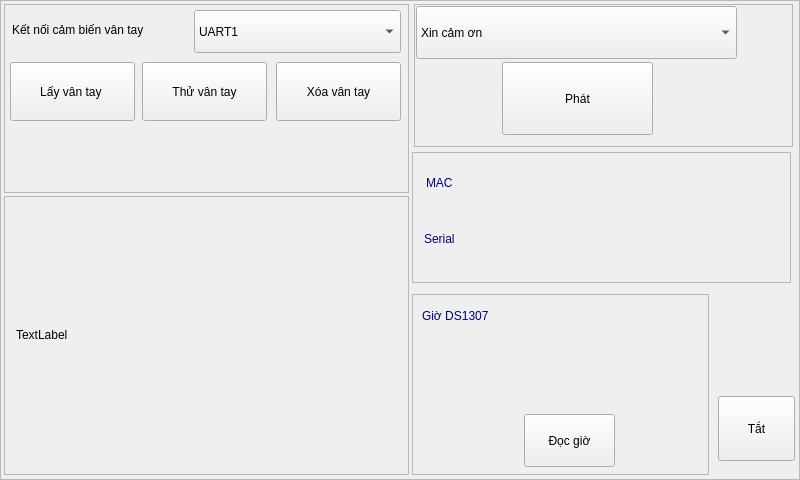
Above: Ui/MainScreen.ui from Lam-dev/ETM_ELT_deviceTest before the change. Below: the same form after it.
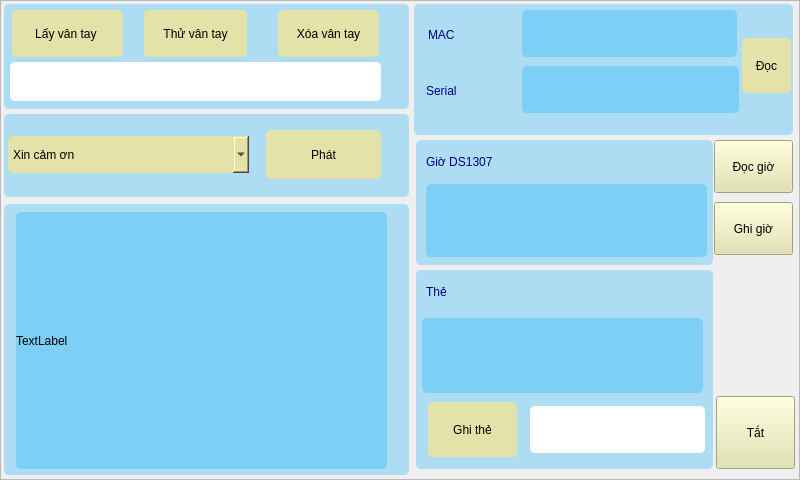
That is the form after the change.

The edit to the form file:
```diff
--- a/Ui/MainScreen.ui
+++ b/Ui/MainScreen.ui
@@ -38,62 +38,32 @@
      <x>4</x>
      <y>4</y>
      <width>405</width>
-     <height>189</height>
+     <height>105</height>
     </rect>
    </property>
+   <property name="styleSheet">
+    <string notr="true">background-color: rgba(0, 170, 255, 70);
+border-style:solid;
+border-radius:5px;</string>
+   </property>
    <property name="frameShape">
     <enum>QFrame::StyledPanel</enum>
    </property>
    <property name="frameShadow">
     <enum>QFrame::Raised</enum>
    </property>
-   <widget class="QComboBox" name="comboBox_choseConnectForFGPsensor">
-    <property name="geometry">
-     <rect>
-      <x>190</x>
-      <y>6</y>
-      <width>207</width>
-      <height>43</height>
-     </rect>
-    </property>
-    <item>
-     <property name="text">
-      <string>UART1</string>
-     </property>
-    </item>
-    <item>
-     <property name="text">
-      <string>UART2</string>
-     </property>
-    </item>
-    <item>
-     <property name="text">
-      <string>UART3</string>
-     </property>
-    </item>
-   </widget>
-   <widget class="QLabel" name="label_2">
-    <property name="geometry">
-     <rect>
-      <x>8</x>
-      <y>16</y>
-      <width>229</width>
-      <height>19</height>
-     </rect>
-    </property>
-    <property name="text">
-     <string>Kết nối cảm biến vân tay</string>
-    </property>
-   </widget>
    <widget class="QPushButton" name="pushButton_addFGP">
     <property name="geometry">
      <rect>
-      <x>6</x>
-      <y>58</y>
-      <width>125</width>
-      <height>59</height>
+      <x>8</x>
+      <y>6</y>
+      <width>111</width>
+      <height>47</height>
      </rect>
     </property>
+    <property name="styleSheet">
+     <string notr="true">background-color: rgb(226, 226, 169);</string>
+    </property>
     <property name="text">
      <string>Lấy vân tay </string>
     </property>
@@ -101,15 +71,16 @@
    <widget class="QLabel" name="label_forShowFGPnotify">
     <property name="geometry">
      <rect>
-      <x>12</x>
-      <y>130</y>
+      <x>6</x>
+      <y>58</y>
       <width>371</width>
-      <height>51</height>
+      <height>39</height>
      </rect>
     </property>
     <property name="styleSheet">
      <string notr="true">color: rgb(0, 132, 0);
-font: 75 bold 12pt &quot;Ubuntu&quot;;</string>
+font: 75 bold 12pt &quot;Ubuntu&quot;;
+background-color: rgb(255, 255, 255);</string>
     </property>
     <property name="text">
      <string/>
@@ -118,12 +89,15 @@
    <widget class="QPushButton" name="pushButton_findFGP">
     <property name="geometry">
      <rect>
-      <x>138</x>
-      <y>58</y>
-      <width>125</width>
-      <height>59</height>
+      <x>140</x>
+      <y>6</y>
+      <width>103</width>
+      <height>47</height>
      </rect>
     </property>
+    <property name="styleSheet">
+     <string notr="true">background-color: rgb(226, 226, 169);</string>
+    </property>
     <property name="text">
      <string>Thử vân tay</string>
     </property>
@@ -131,12 +105,15 @@
    <widget class="QPushButton" name="pushButton_deleteFGP">
     <property name="geometry">
      <rect>
-      <x>272</x>
-      <y>58</y>
-      <width>125</width>
-      <height>59</height>
+      <x>274</x>
+      <y>6</y>
+      <width>101</width>
+      <height>47</height>
      </rect>
     </property>
+    <property name="styleSheet">
+     <string notr="true">background-color: rgb(226, 226, 169);</string>
+    </property>
     <property name="text">
      <string>Xóa vân tay</string>
     </property>
@@ -145,12 +122,17 @@
   <widget class="QFrame" name="frame_2">
    <property name="geometry">
     <rect>
-     <x>414</x>
-     <y>4</y>
-     <width>379</width>
-     <height>143</height>
+     <x>4</x>
+     <y>114</y>
+     <width>405</width>
+     <height>83</height>
     </rect>
    </property>
+   <property name="styleSheet">
+    <string notr="true">background-color: rgba(0, 170, 255, 70);
+border-style:solid;
+border-radius:5px;</string>
+   </property>
    <property name="frameShape">
     <enum>QFrame::StyledPanel</enum>
    </property>
@@ -160,12 +142,15 @@
    <widget class="QComboBox" name="comboBox_chooseTextToSpeech">
     <property name="geometry">
      <rect>
-      <x>2</x>
-      <y>2</y>
-      <width>321</width>
-      <height>53</height>
+      <x>4</x>
+      <y>22</y>
+      <width>241</width>
+      <height>37</height>
      </rect>
     </property>
+    <property name="styleSheet">
+     <string notr="true">background-color: rgb(226, 226, 169);</string>
+    </property>
     <item>
      <property name="text">
       <string>Xin cảm ơn</string>
@@ -180,12 +165,15 @@
    <widget class="QPushButton" name="pushButton_playSpeech">
     <property name="geometry">
      <rect>
-      <x>88</x>
-      <y>58</y>
-      <width>151</width>
-      <height>73</height>
+      <x>262</x>
+      <y>16</y>
+      <width>115</width>
+      <height>49</height>
      </rect>
     </property>
+    <property name="styleSheet">
+     <string notr="true">background-color: rgb(226, 226, 169);</string>
+    </property>
     <property name="text">
      <string>Phát</string>
     </property>
@@ -195,11 +183,16 @@
    <property name="geometry">
     <rect>
      <x>4</x>
-     <y>196</y>
+     <y>204</y>
      <width>405</width>
-     <height>279</height>
+     <height>271</height>
     </rect>
    </property>
+   <property name="styleSheet">
+    <string notr="true">background-color: rgba(0, 170, 255, 70);
+border-style:solid;
+border-radius:5px;</string>
+   </property>
    <property name="frameShape">
     <enum>QFrame::StyledPanel</enum>
    </property>
@@ -210,7 +203,7 @@
     <property name="geometry">
      <rect>
       <x>12</x>
-      <y>10</y>
+      <y>8</y>
       <width>371</width>
       <height>257</height>
      </rect>
@@ -223,12 +216,17 @@
   <widget class="QFrame" name="frame_4">
    <property name="geometry">
     <rect>
-     <x>412</x>
-     <y>152</y>
+     <x>414</x>
+     <y>4</y>
      <width>379</width>
      <height>131</height>
     </rect>
    </property>
+   <property name="styleSheet">
+    <string notr="true">background-color: rgba(0, 170, 255, 70);
+border-style:solid;
+border-radius:5px;</string>
+   </property>
    <property name="frameShape">
     <enum>QFrame::StyledPanel</enum>
    </property>
@@ -245,7 +243,8 @@
      </rect>
     </property>
     <property name="styleSheet">
-     <string notr="true">color: rgb(0, 0, 127);
+     <string notr="true">background-color: rgba(255, 255, 255, 0);
+color: rgb(0, 0, 127);
 font: 57 bold 18pt &quot;Ubuntu&quot;;</string>
     </property>
     <property name="text">
@@ -257,7 +256,7 @@
      <rect>
       <x>108</x>
       <y>6</y>
-      <width>259</width>
+      <width>215</width>
       <height>47</height>
      </rect>
     </property>
@@ -280,7 +279,8 @@
     </property>
     <property name="styleSheet">
      <string notr="true">color: rgb(0, 0, 127);
-font: 75 bold 18pt &quot;Ubuntu&quot;;</string>
+font: 75 bold 18pt &quot;Ubuntu&quot;;
+background-color: rgba(255, 255, 255, 0);</string>
     </property>
     <property name="text">
      <string>Serial</string>
@@ -291,7 +291,7 @@
      <rect>
       <x>108</x>
       <y>62</y>
-      <width>255</width>
+      <width>217</width>
       <height>47</height>
      </rect>
     </property>
@@ -303,16 +303,35 @@
      <string/>
     </property>
    </widget>
+   <widget class="QPushButton" name="button_readMac">
+    <property name="geometry">
+     <rect>
+      <x>328</x>
+      <y>34</y>
+      <width>49</width>
+      <height>55</height>
+     </rect>
+    </property>
+    <property name="styleSheet">
+     <string notr="true">background-color: rgb(226, 226, 169);</string>
+    </property>
+    <property name="text">
+     <string>Đọc</string>
+    </property>
+   </widget>
   </widget>
   <widget class="QPushButton" name="pushButton_close">
    <property name="geometry">
     <rect>
-     <x>718</x>
+     <x>716</x>
      <y>396</y>
-     <width>77</width>
-     <height>65</height>
+     <width>79</width>
+     <height>73</height>
     </rect>
    </property>
+   <property name="styleSheet">
+    <string notr="true">background-color: rgb(226, 226, 169);</string>
+   </property>
    <property name="text">
     <string>Tắt</string>
    </property>
@@ -320,12 +339,17 @@
   <widget class="QFrame" name="frame_5">
    <property name="geometry">
     <rect>
-     <x>412</x>
-     <y>294</y>
+     <x>416</x>
+     <y>140</y>
      <width>297</width>
-     <height>181</height>
+     <height>125</height>
     </rect>
    </property>
+   <property name="styleSheet">
+    <string notr="true">background-color: rgba(0, 170, 255, 70);
+border-style:solid;
+border-radius:5px;</string>
+   </property>
    <property name="frameShape">
     <enum>QFrame::StyledPanel</enum>
    </property>
@@ -343,7 +367,8 @@
     </property>
     <property name="styleSheet">
      <string notr="true">color: rgb(0, 0, 127);
-font: 57 bold 18pt &quot;Ubuntu&quot;;</string>
+font: 57 bold 18pt &quot;Ubuntu&quot;;
+background-color: rgba(255, 255, 255, 0);</string>
     </property>
     <property name="text">
      <string>Giờ DS1307</string>
@@ -355,6 +380,103 @@
       <x>10</x>
       <y>44</y>
       <width>281</width>
+      <height>73</height>
+     </rect>
+    </property>
+    <property name="styleSheet">
+     <string notr="true">color: rgb(127, 0, 0);
+font: 57 bold 14pt &quot;Ubuntu&quot;;</string>
+    </property>
+    <property name="lineWidth">
+     <number>1</number>
+    </property>
+    <property name="text">
+     <string/>
+    </property>
+    <property name="alignment">
+     <set>Qt::AlignCenter</set>
+    </property>
+    <property name="wordWrap">
+     <bool>true</bool>
+    </property>
+   </widget>
+  </widget>
+  <widget class="QPushButton" name="pushButton">
+   <property name="geometry">
+    <rect>
+     <x>714</x>
+     <y>140</y>
+     <width>79</width>
+     <height>53</height>
+    </rect>
+   </property>
+   <property name="styleSheet">
+    <string notr="true">background-color: rgb(226, 226, 169);</string>
+   </property>
+   <property name="text">
+    <string>Đọc giờ</string>
+   </property>
+  </widget>
+  <widget class="QPushButton" name="pushButton__writeTime">
+   <property name="geometry">
+    <rect>
+     <x>714</x>
+     <y>202</y>
+     <width>79</width>
+     <height>53</height>
+    </rect>
+   </property>
+   <property name="styleSheet">
+    <string notr="true">background-color: rgb(226, 226, 169);</string>
+   </property>
+   <property name="text">
+    <string>Ghi giờ</string>
+   </property>
+  </widget>
+  <widget class="QFrame" name="frame_6">
+   <property name="geometry">
+    <rect>
+     <x>416</x>
+     <y>270</y>
+     <width>297</width>
+     <height>199</height>
+    </rect>
+   </property>
+   <property name="styleSheet">
+    <string notr="true">background-color: rgba(0, 170, 255, 70);
+border-style:solid;
+border-radius:5px;</string>
+   </property>
+   <property name="frameShape">
+    <enum>QFrame::StyledPanel</enum>
+   </property>
+   <property name="frameShadow">
+    <enum>QFrame::Raised</enum>
+   </property>
+   <widget class="QLabel" name="label_8">
+    <property name="geometry">
+     <rect>
+      <x>10</x>
+      <y>6</y>
+      <width>213</width>
+      <height>31</height>
+     </rect>
+    </property>
+    <property name="styleSheet">
+     <string notr="true">color: rgb(0, 0, 127);
+font: 57 bold 18pt &quot;Ubuntu&quot;;
+background-color: rgba(255, 255, 255, 0);</string>
+    </property>
+    <property name="text">
+     <string>Thẻ</string>
+    </property>
+   </widget>
+   <widget class="QLabel" name="label_forShowCardData">
+    <property name="geometry">
+     <rect>
+      <x>6</x>
+      <y>48</y>
+      <width>281</width>
       <height>75</height>
      </rect>
     </property>
@@ -375,17 +497,36 @@
      <bool>true</bool>
     </property>
    </widget>
-   <widget class="QPushButton" name="pushButton">
+   <widget class="QPushButton" name="button_writeCard">
     <property name="geometry">
      <rect>
-      <x>112</x>
-      <y>120</y>
-      <width>91</width>
-      <height>53</height>
+      <x>12</x>
+      <y>132</y>
+      <width>89</width>
+      <height>55</height>
      </rect>
     </property>
+    <property name="styleSheet">
+     <string notr="true">background-color: rgb(226, 226, 169);</string>
+    </property>
     <property name="text">
-     <string>Đọc giờ</string>
+     <string>Ghi thẻ</string>
+    </property>
+   </widget>
+   <widget class="QLabel" name="label_showRandomNumber">
+    <property name="geometry">
+     <rect>
+      <x>114</x>
+      <y>136</y>
+      <width>175</width>
+      <height>47</height>
+     </rect>
+    </property>
+    <property name="styleSheet">
+     <string notr="true">background-color: rgb(255, 255, 255);</string>
+    </property>
+    <property name="text">
+     <string/>
     </property>
    </widget>
   </widget>
```
Left out of the diff: 2 changed lines with no effect on the pictures.
